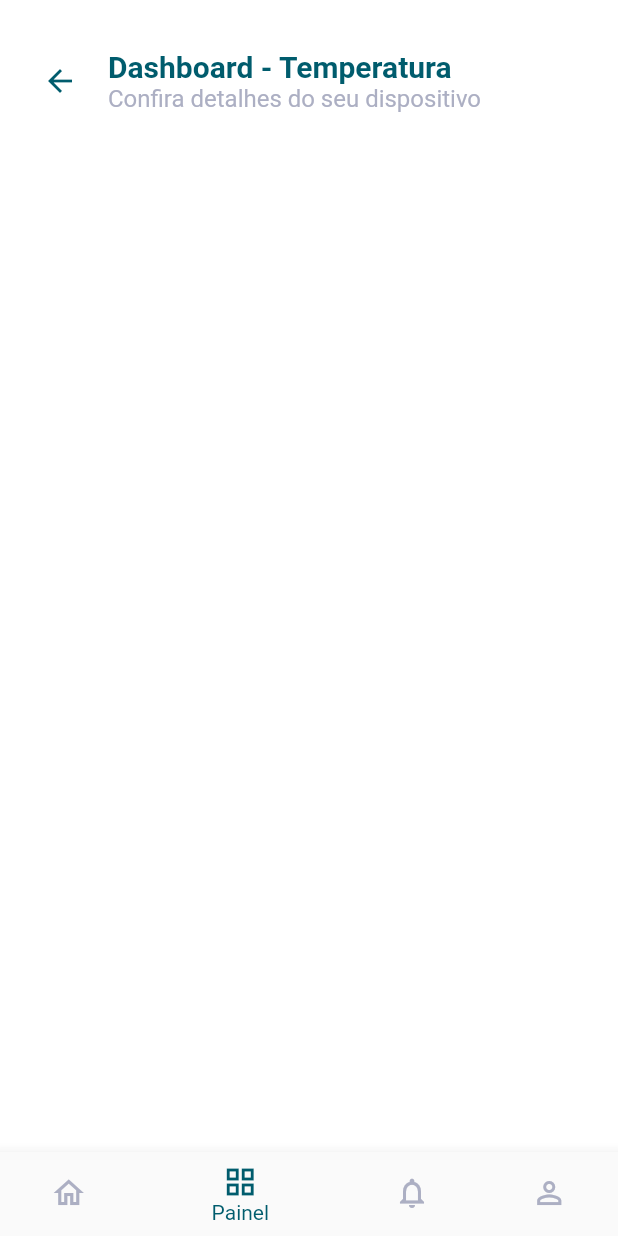
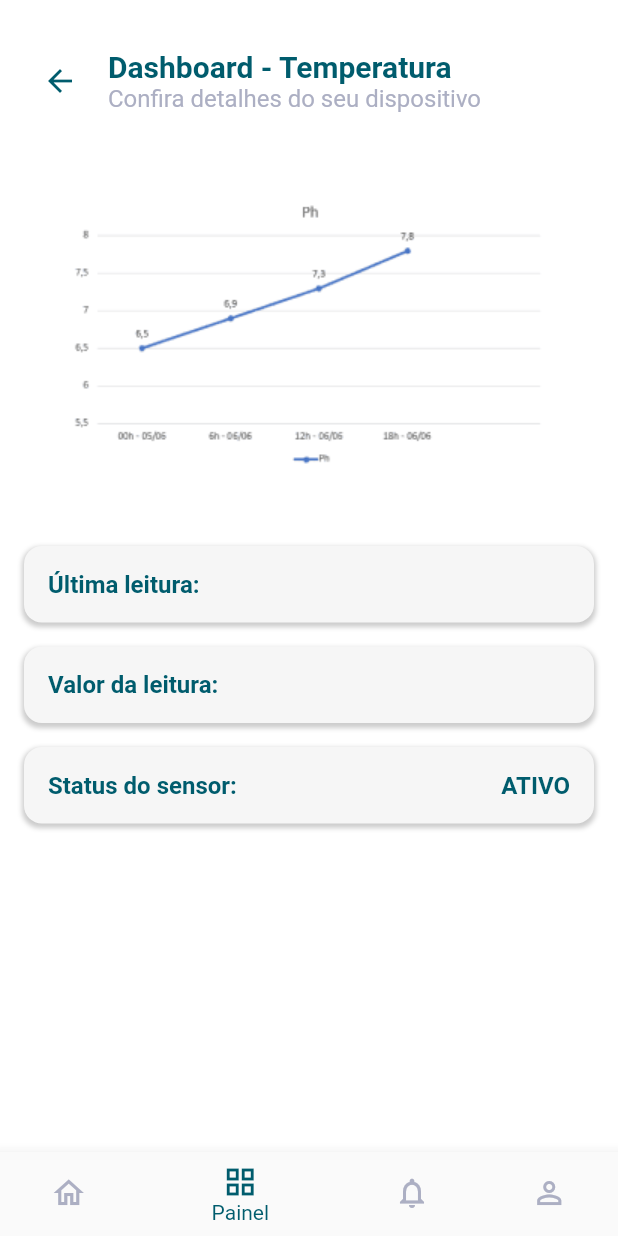
Before and after one commit to CaHaubt/AquaFatec, a Flutter app: the ProfileScreen screen opened by its route, after a tap on "Temperatura", on a phone screen of 412 x 824 dp. Run offline on Flutter 3.47's test engine with Material 2 defaults, Android fonts, the phone set to English and light mode, and no system bars; our stand-ins replace shared_preferences; missing offline and left inert: mqtt_client; accounts and stored records are empty.

Commit message:
conexão mqtt

```diff
--- /dev/null
+++ b/lib/conexao_mqtt.dart
@@ -0,0 +1,101 @@
+import 'package:flutter/foundation.dart';
+import 'package:mqtt_client/mqtt_client.dart';
+import 'package:mqtt_client/mqtt_server_client.dart';
+
+class MqttHandler with ChangeNotifier {
+  final ValueNotifier<String> data = ValueNotifier<String>("");
+  late MqttServerClient client;
+
+  Future<Object> connect() async {
+    client = MqttServerClient.withPort(
+        'mqtt.fat.ec', 'aquaFatec', 1883);
+    client.logging(on: true);
+    client.onConnected = onConnected;
+    client.onDisconnected = onDisconnected;
+    client.onUnsubscribed = onUnsubscribed;
+    client.onSubscribed = onSubscribed;
+    client.onSubscribeFail = onSubscribeFail;
+    client.pongCallback = pong;
+    client.keepAlivePeriod = 60;
+    client.logging(on: true);
+
+    /// Set the correct MQTT protocol for mosquito
+    client.setProtocolV311();
+
+    final connMessage = MqttConnectMessage()
+        .withWillTopic('aquaFatec/desconectar')
+        .withWillMessage('desconectado')
+        .startClean()
+        .withWillQos(MqttQos.atLeastOnce);
+
+    print('MQTT_LOGS::Mosquitto client connecting....');
+
+    client.connectionMessage = connMessage;
+    try {
+      await client.connect();
+    } catch (e) {
+      print('Exception: $e');
+      client.disconnect();
+    }
+
+    if (client.connectionStatus!.state == MqttConnectionState.connected) {
+      print('MQTT_LOGS::Mosquitto client connected');
+    } else {
+      print(
+          'MQTT_LOGS::ERROR Mosquitto client connection failed - disconnecting, status is ${client.connectionStatus}');
+      client.disconnect();
+      return -1;
+    }
+
+    print('MQTT_LOGS::Subscribing to the test/lol topic');
+    const topic = 'aquaFatec/tanque1/temperatura';
+    client.subscribe(topic, MqttQos.atMostOnce);
+
+    client.updates!.listen((List<MqttReceivedMessage<MqttMessage?>>? c) {
+      final recMess = c![0].payload as MqttPublishMessage;
+      final pt =
+      MqttPublishPayload.bytesToStringAsString(recMess.payload.message);
+
+      data.value = pt;
+      notifyListeners();
+      print(
+          'MQTT_LOGS:: New data arrived: topic is <${c[0].topic}>, payload is $pt');
+      print('');
+    });
+
+    return client;
+  }
+
+  void onConnected() {
+    print('MQTT_LOGS:: Connected');
+  }
+
+  void onDisconnected() {
+    print('MQTT_LOGS:: Disconnected');
+  }
+
+  void onSubscribed(String topic) {
+    print('MQTT_LOGS:: Subscribed topic: $topic');
+  }
+
+  void onSubscribeFail(String topic) {
+    print('MQTT_LOGS:: Failed to subscribe $topic');
+  }
+
+  void onUnsubscribed(String? topic) {
+    print('MQTT_LOGS:: Unsubscribed topic: $topic');
+  }
+
+  void pong() {
+    print('MQTT_LOGS:: Ping response client callback invoked');
+  }
+
+  void publishMessage(String pubTopic, String message) {
+    final builder = MqttClientPayloadBuilder();
+    builder.addString(message);
+
+    if (client.connectionStatus?.state == MqttConnectionState.connected) {
+      client.publishMessage(pubTopic, MqttQos.atMostOnce, builder.payload!);
+    }
+  }
+}
--- a/lib/main.dart
+++ b/lib/main.dart
@@ -8,6 +8,7 @@ import '/screens/about.dart';
 import '/screens/register.dart';
 import '/screens/notifications.dart';
 import '/screens/settings/manage_profile.dart';
+
 
 void main() async {
   runApp(AquaFatecApp());
--- a/lib/screens/config.dart
+++ b/lib/screens/config.dart
@@ -86,6 +86,7 @@ class _ProfileScreenState extends State<ProfileScreen> {
                     style: TextStyle(
                       fontSize: 18,
                       fontWeight: FontWeight.bold,
+                      color: MyColors.dialogText,
                     ),
                   ),
                   Switch(
--- a/lib/screens/module.dart
+++ b/lib/screens/module.dart
@@ -5,6 +5,9 @@ import '/widgets/colors.dart';
 import 'package:intl/intl.dart';
 import 'settings/manage_feeder.dart';
 import 'package:aquafatec/widgets/exclamationBox.dart';
+import 'package:aquafatec/conexao_mqtt.dart';
+
+
 
 class ModuleScreen extends StatefulWidget {
   final String moduleName;
@@ -25,11 +28,13 @@ class _ModuleScreenState extends State<ModuleScreen> {
   TextEditingController quantidadeController = TextEditingController();
   TextEditingController quantidadePorPeixeController = TextEditingController();
 
+  MqttHandler mqttHandler = MqttHandler();
+
   @override
   void initState() {
-    super.initState();
     quantidadeController.text = widget.quantidadeDePeixes;
     quantidadePorPeixeController.text = widget.quantidadePorPeixe;
+    mqttHandler.connect();
   }
 
   @override
@@ -65,6 +70,13 @@ class _ModuleScreenState extends State<ModuleScreen> {
     String lastNTUCheck = '';
 
     if (widget.moduleName == 'Turbidez') {
+      final currentDate = DateTime.now();
+      lastNTUCheck = DateFormat('dd/MM/yyyy HH:mm:ss').format(currentDate);
+    }
+
+    String lastTemperatureCheck = '';
+
+    if (widget.moduleName == 'Temperatura') {
       final currentDate = DateTime.now();
       lastNTUCheck = DateFormat('dd/MM/yyyy HH:mm:ss').format(currentDate);
     }
@@ -187,6 +199,21 @@ class _ModuleScreenState extends State<ModuleScreen> {
                   fontSize: 16),
               _buildInfoBox('Status do sensor:', 'ATIVO', fontSize: 16),
               const SizedBox(height: 16),
+            }else if (widget.moduleName == 'Temperatura') ...{
+              Hero(
+                tag: 'ph_image',
+                // Tag correspondente à imagem da tela HomeScreen
+                child: Image.asset(
+                  'assets/ph_mensal.png',
+                  width: double.infinity,
+                  height: 250,
+                  alignment: Alignment.center,
+                ),
+              ),
+              const SizedBox(height: 10),
+              _buildInfoBox('Última leitura:', formattedDate, fontSize: 16),
+              _buildInfoBox('Valor da leitura:', '', fontSize: 16, notifier: true ),
+              _buildInfoBox('Status do sensor:', 'ATIVO', fontSize: 16),
             }
           ],
         ),
@@ -227,7 +254,7 @@ class _ModuleScreenState extends State<ModuleScreen> {
     );
   }
 
-  Widget _buildInfoBox(String label, String value, {double fontSize = 16}) {
+  Widget _buildInfoBox(String label, String value, {double fontSize = 16, bool notifier = false}) {
     return Container(
       margin: const EdgeInsets.symmetric(vertical: 8.0),
       padding: const EdgeInsets.all(16),
@@ -254,6 +281,17 @@ class _ModuleScreenState extends State<ModuleScreen> {
               color: MyColors.color3,
             ),
           ),
+          notifier ? //ternario para valor mqtt
+              ValueListenableBuilder(valueListenable: mqttHandler.data,
+                  builder: (context, value, child){
+                  return Text(value.toString(),
+                    style: TextStyle(
+                    fontSize: fontSize,
+                    fontWeight: FontWeight.bold,
+                    color: MyColors.color3,
+                  ),);
+
+              }):
           Text(
             value,
             style: TextStyle(
--- a/pubspec.yaml
+++ b/pubspec.yaml
@@ -37,6 +37,7 @@ dependencies:
   # The following adds the Cupertino Icons font to your application.
   # Use with the CupertinoIcons class for iOS style icons.
   cupertino_icons: ^1.0.2
+  mqtt_client: ^10.0.0
 
 dev_dependencies:
   flutter_test:
```
Also changed, not shown: lib/screens/welcome.dart (+10 -10 lines), pubspec.lock, 2 other files.
